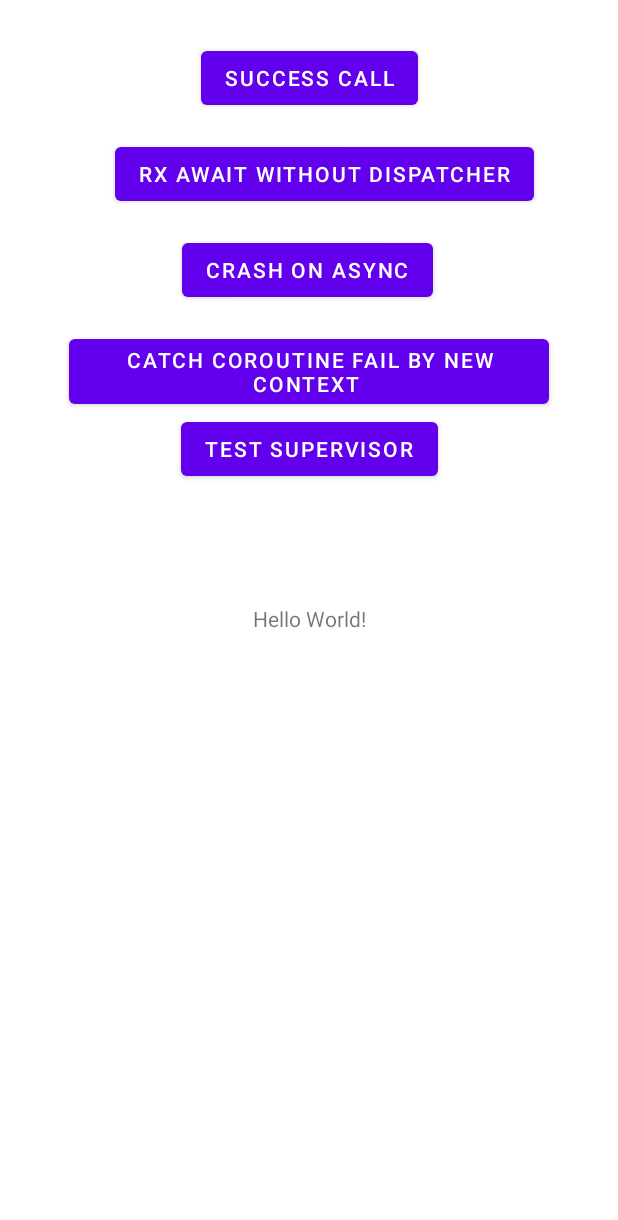
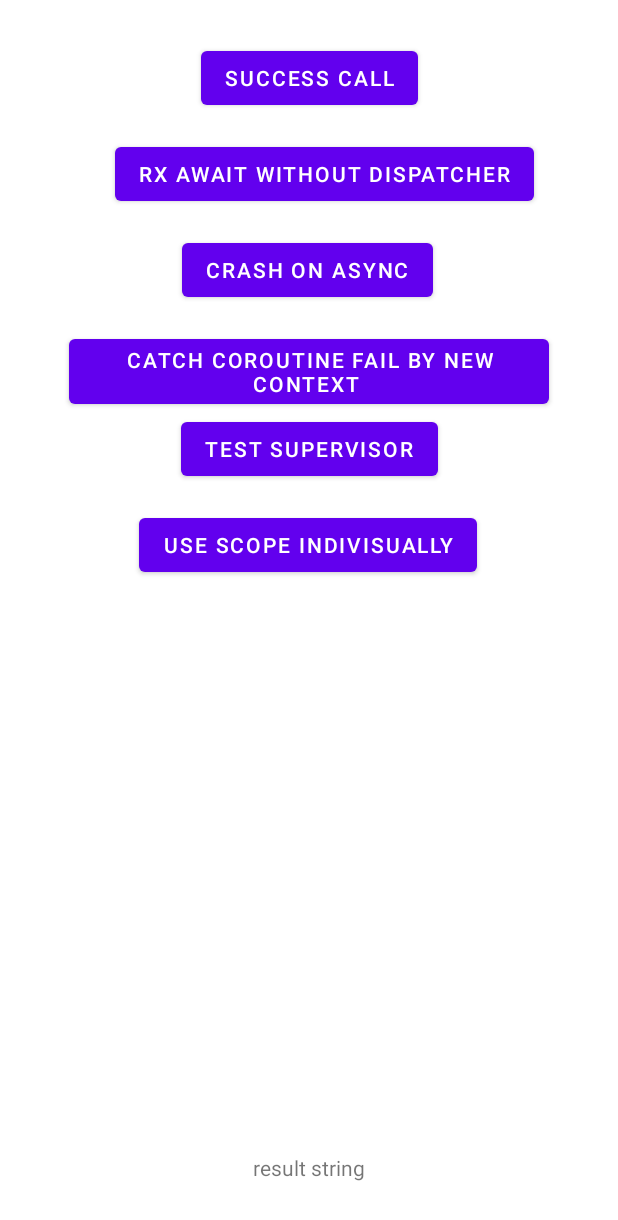
Before and after one commit to Zimins/CoroutineCrashDemos, an Android app: the layout activity_main.xml on its own in the app's theme, with its tools: preview values and no code run, on a phone screen of 412 x 824 dp. Shown: the top 1220 px of the screen. Run offline under Robolectric (Android 15) with nearby library versions, the phone set to English and light mode, and no system bars.

Commit message:
Add another example
- use scope individual to use supervisor job

```diff
--- a/app/src/main/res/layout/activity_main.xml
+++ b/app/src/main/res/layout/activity_main.xml
@@ -10,11 +10,11 @@
         android:id="@+id/resultText"
         android:layout_width="wrap_content"
         android:layout_height="wrap_content"
-        android:text="Hello World!"
+        android:layout_marginBottom="36dp"
+        android:text="result string"
         app:layout_constraintBottom_toBottomOf="parent"
         app:layout_constraintLeft_toLeftOf="parent"
-        app:layout_constraintRight_toRightOf="parent"
-        app:layout_constraintTop_toTopOf="parent" />
+        app:layout_constraintRight_toRightOf="parent" />
 
     <Button
         android:id="@+id/rxAwaitWithoutIO"
@@ -67,4 +67,15 @@
         app:layout_constraintStart_toStartOf="parent"
         app:layout_constraintTop_toBottomOf="@+id/asyncCatchButton" />
 
+    <Button
+        android:id="@+id/useScopeIndivisualButton"
+        android:layout_width="wrap_content"
+        android:layout_height="wrap_content"
+        android:layout_marginTop="16dp"
+        android:text="use scope indivisually"
+        app:layout_constraintEnd_toEndOf="parent"
+        app:layout_constraintHorizontal_bias="0.497"
+        app:layout_constraintStart_toStartOf="parent"
+        app:layout_constraintTop_toBottomOf="@+id/testSuperviorButton" />
+
 </androidx.constraintlayout.widget.ConstraintLayout>
```
Also changed, not shown: app/src/main/java/com/zapps/coroutinecrashdemos/MainActivity.kt (+34 -21 lines).
